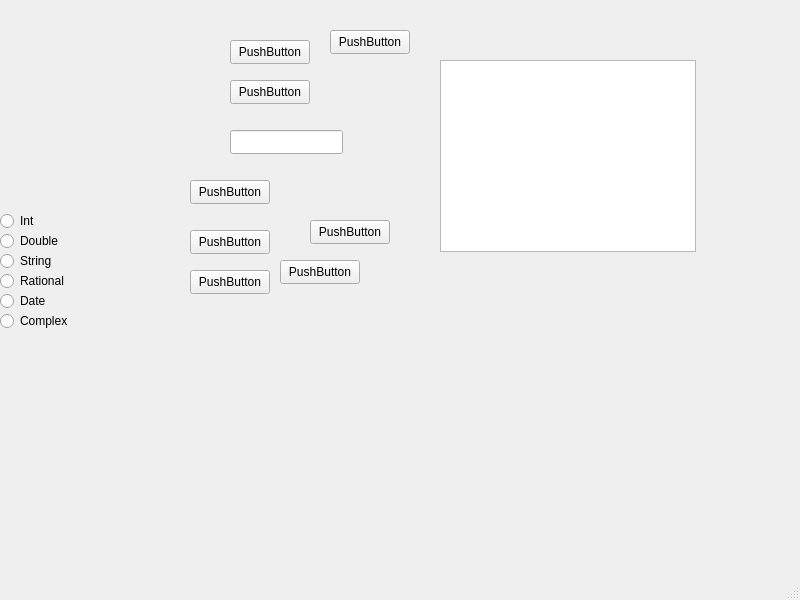
jng2019/GUI_LINKED_LIST, file mainwindow.ui: the form before one commit.
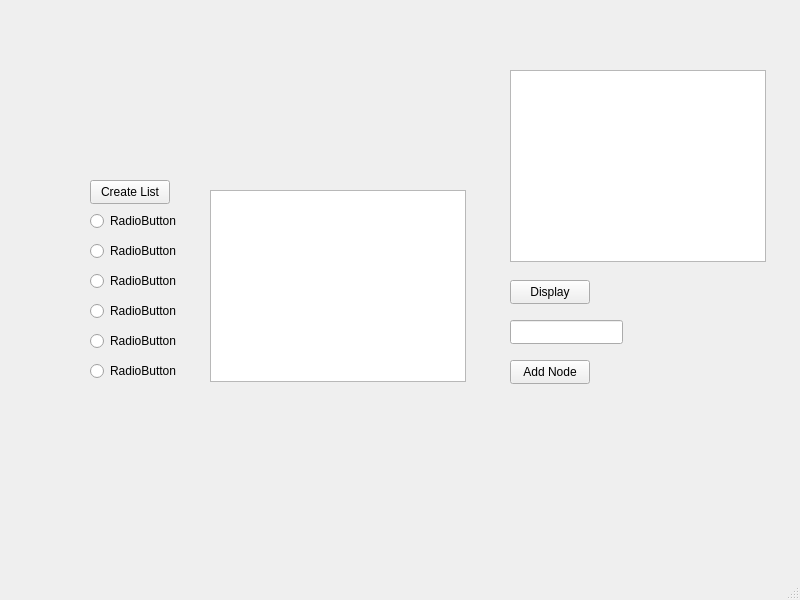
The form after the commit.

The edit to the form file:
```diff
--- a/mainwindow.ui
+++ b/mainwindow.ui
@@ -14,89 +14,115 @@
    <string>MainWindow</string>
   </property>
   <widget class="QWidget" name="centralwidget">
+   <widget class="QPushButton" name="pushButton">
+    <property name="geometry">
+     <rect>
+      <x>510</x>
+      <y>360</y>
+      <width>80</width>
+      <height>24</height>
+     </rect>
+    </property>
+    <property name="text">
+     <string>Add Node</string>
+    </property>
+   </widget>
+   <widget class="QPushButton" name="pushButton_2">
+    <property name="geometry">
+     <rect>
+      <x>90</x>
+      <y>180</y>
+      <width>80</width>
+      <height>24</height>
+     </rect>
+    </property>
+    <property name="text">
+     <string>Create List</string>
+    </property>
+   </widget>
    <widget class="QRadioButton" name="radioButton">
     <property name="geometry">
      <rect>
-      <x>0</x>
-      <y>270</y>
+      <x>90</x>
+      <y>210</y>
       <width>91</width>
       <height>22</height>
      </rect>
     </property>
     <property name="text">
-     <string>Rational</string>
+     <string>RadioButton</string>
     </property>
    </widget>
    <widget class="QRadioButton" name="radioButton_2">
     <property name="geometry">
      <rect>
-      <x>0</x>
-      <y>290</y>
+      <x>90</x>
+      <y>240</y>
       <width>91</width>
       <height>22</height>
      </rect>
     </property>
     <property name="text">
-     <string>Date</string>
+     <string>RadioButton</string>
     </property>
    </widget>
    <widget class="QRadioButton" name="radioButton_3">
     <property name="geometry">
      <rect>
-      <x>0</x>
-      <y>310</y>
+      <x>90</x>
+      <y>270</y>
       <width>91</width>
       <height>22</height>
      </rect>
     </property>
     <property name="text">
-     <string>Complex</string>
+     <string>RadioButton</string>
     </property>
    </widget>
    <widget class="QRadioButton" name="radioButton_4">
     <property name="geometry">
      <rect>
-      <x>0</x>
-      <y>250</y>
+      <x>90</x>
+      <y>300</y>
       <width>91</width>
       <height>22</height>
      </rect>
     </property>
     <property name="text">
-     <string>String</string>
+     <string>RadioButton</string>
     </property>
    </widget>
    <widget class="QRadioButton" name="radioButton_5">
     <property name="geometry">
      <rect>
-      <x>0</x>
-      <y>230</y>
+      <x>90</x>
+      <y>330</y>
       <width>91</width>
       <height>22</height>
      </rect>
     </property>
     <property name="text">
-     <string>Double</string>
+     <string>RadioButton</string>
     </property>
    </widget>
    <widget class="QRadioButton" name="radioButton_6">
     <property name="geometry">
      <rect>
-      <x>0</x>
-      <y>210</y>
+      <x>90</x>
+      <y>360</y>
       <width>91</width>
       <height>22</height>
      </rect>
     </property>
     <property name="text">
-     <string>Int</string>
+     <string>RadioButton</string>
     </property>
    </widget>
    <widget class="QLineEdit" name="lineEdit">
     <property name="geometry">
      <rect>
-      <x>230</x>
-      <y>130</y>
+      <x>510</x>
+      <y>320</y>
       <width>113</width>
       <height>24</height>
      </rect>
@@ -105,115 +131,34 @@
    <widget class="QTextBrowser" name="textBrowser">
     <property name="geometry">
      <rect>
-      <x>440</x>
-      <y>60</y>
+      <x>510</x>
+      <y>70</y>
       <width>256</width>
       <height>192</height>
      </rect>
     </property>
    </widget>
-   <widget class="QPushButton" name="pushButton">
-    <property name="geometry">
-     <rect>
-      <x>190</x>
-      <y>230</y>
-      <width>80</width>
-      <height>24</height>
-     </rect>
-    </property>
-    <property name="text">
-     <string>PushButton</string>
-    </property>
-   </widget>
-   <widget class="QPushButton" name="pushButton_2">
-    <property name="geometry">
-     <rect>
-      <x>190</x>
-      <y>180</y>
-      <width>80</width>
-      <height>24</height>
-     </rect>
-    </property>
-    <property name="text">
-     <string>PushButton</string>
-    </property>
-   </widget>
    <widget class="QPushButton" name="pushButton_3">
     <property name="geometry">
      <rect>
-      <x>190</x>
-      <y>270</y>
+      <x>510</x>
+      <y>280</y>
       <width>80</width>
       <height>24</height>
      </rect>
     </property>
     <property name="text">
-     <string>PushButton</string>
+     <string>Display</string>
     </property>
    </widget>
-   <widget class="QPushButton" name="pushButton_4">
+   <widget class="QListWidget" name="listWidget">
     <property name="geometry">
      <rect>
-      <x>310</x>
-      <y>220</y>
-      <width>80</width>
-      <height>24</height>
+      <x>210</x>
+      <y>190</y>
+      <width>256</width>
+      <height>192</height>
      </rect>
-    </property>
-    <property name="text">
-     <string>PushButton</string>
-    </property>
-   </widget>
-   <widget class="QPushButton" name="pushButton_5">
-    <property name="geometry">
-     <rect>
-      <x>230</x>
-      <y>80</y>
-      <width>80</width>
-      <height>24</height>
-     </rect>
-    </property>
-    <property name="text">
-     <string>PushButton</string>
-    </property>
-   </widget>
-   <widget class="QPushButton" name="pushButton_6">
-    <property name="geometry">
-     <rect>
-      <x>230</x>
-      <y>40</y>
-      <width>80</width>
-      <height>24</height>
-     </rect>
-    </property>
-    <property name="text">
-     <string>PushButton</string>
-    </property>
-   </widget>
-   <widget class="QPushButton" name="pushButton_7">
-    <property name="geometry">
-     <rect>
-      <x>330</x>
-      <y>30</y>
-      <width>80</width>
-      <height>24</height>
-     </rect>
-    </property>
-    <property name="text">
-     <string>PushButton</string>
-    </property>
-   </widget>
-   <widget class="QPushButton" name="pushButton_8">
-    <property name="geometry">
-     <rect>
-      <x>280</x>
-      <y>260</y>
-      <width>80</width>
-      <height>24</height>
-     </rect>
-    </property>
-    <property name="text">
-     <string>PushButton</string>
     </property>
    </widget>
   </widget>
```
